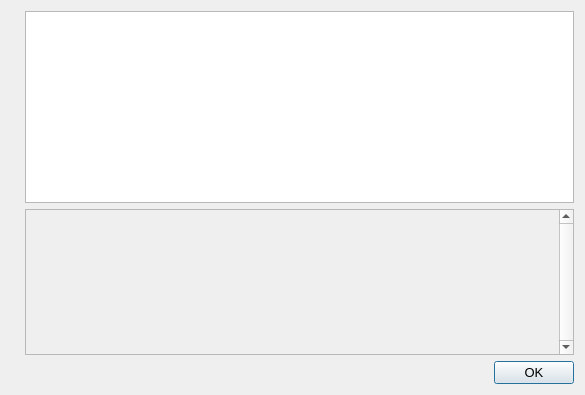
Old version of the form src/qt/forms/helpmessagedialog.ui in the repository IttriumCore/ittrium.
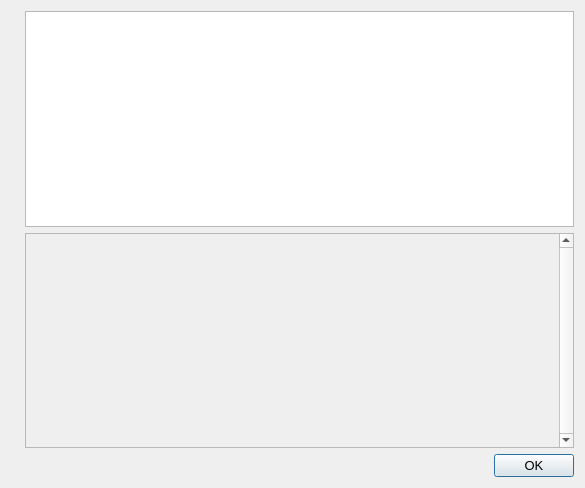
New version of the form. Icons and pictures are not drawn.

```diff
--- a/src/qt/forms/helpmessagedialog.ui
+++ b/src/qt/forms/helpmessagedialog.ui
@@ -7,7 +7,7 @@
     <x>0</x>
     <y>0</y>
     <width>585</width>
-    <height>395</height>
+    <height>488</height>
    </rect>
   </property>
   <property name="font">
@@ -54,8 +54,8 @@
          <rect>
           <x>0</x>
           <y>0</y>
-          <width>447</width>
-          <height>68</height>
+          <width>479</width>
+          <height>213</height>
          </rect>
         </property>
         <layout class="QVBoxLayout" name="verticalLayout_2">
```
